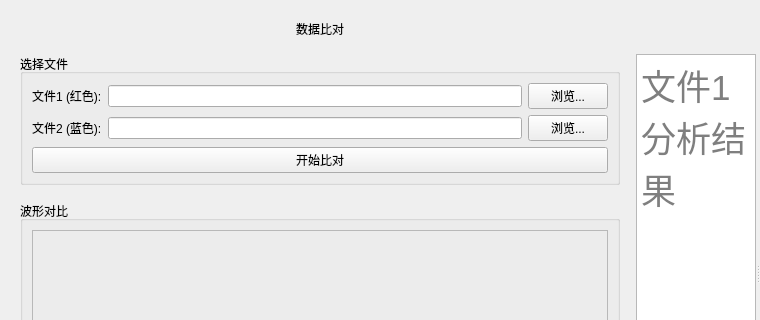
Qt form src/ui/compare_panel.ui (IceSugarZxy/MARS-pro) before a commit; both pictures show x 0 to 760 and y 0 to 320 of the 900 by 616 pixel window.
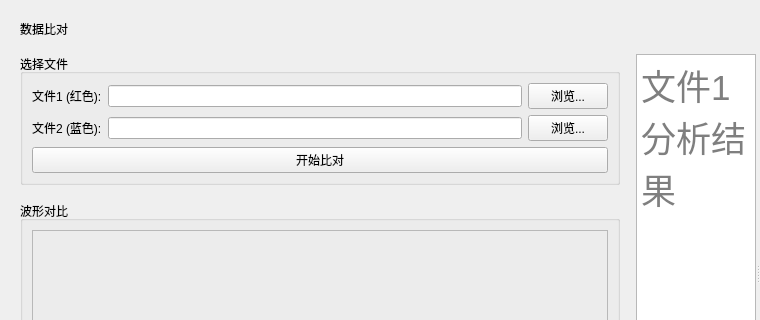
The same form after that commit.

The edit to the form file:
```diff
--- a/src/ui/compare_panel.ui
+++ b/src/ui/compare_panel.ui
@@ -35,7 +35,7 @@
       <string>数据比对</string>
      </property>
      <property name="alignment">
-      <set>Qt::AlignCenter</set>
+      <set>Qt::AlignLeading|Qt::AlignLeft|Qt::AlignVCenter</set>
      </property>
     </widget>
    </item>
```
Left out of the diff: 20 changed lines with no effect on the pictures.
